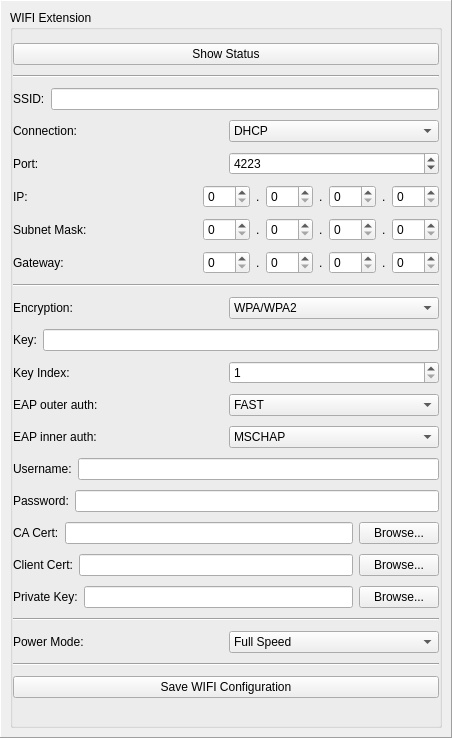
First picture: the form in src/brickv/plugin_system/plugins/master/ui/wifi.ui, repository Tinkerforge/brickv, before the edit.
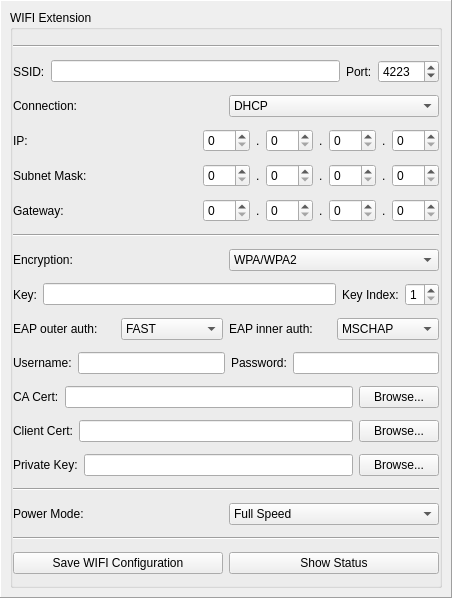
Second picture: the form after the edit.

Commit message: Add Ad Hoc and AP support to Master plugin

Diff of the .ui file:
```diff
--- a/src/brickv/plugin_system/plugins/master/ui/wifi.ui
+++ b/src/brickv/plugin_system/plugins/master/ui/wifi.ui
@@ -7,7 +7,7 @@
     <x>0</x>
     <y>0</y>
     <width>452</width>
-    <height>738</height>
+    <height>598</height>
    </rect>
   </property>
   <property name="windowTitle">
@@ -47,13 +47,6 @@
          <property name="bottomMargin">
           <number>0</number>
          </property>
-         <item>
-          <widget class="QPushButton" name="wifi_show_status">
-           <property name="text">
-            <string>Show Status</string>
-           </property>
-          </widget>
-         </item>
          <item>
           <widget class="Line" name="line_2">
            <property name="orientation">
@@ -77,37 +70,14 @@
              </property>
             </widget>
            </item>
-          </layout>
-         </item>
-         <item>
-          <layout class="QHBoxLayout" name="horizontalLayout_9">
-           <item>
-            <widget class="QLabel" name="label_7">
-             <property name="text">
-              <string>Connection:</string>
-             </property>
-            </widget>
-           </item>
-           <item>
-            <widget class="QComboBox" name="wifi_connection">
-             <item>
-              <property name="text">
-               <string>DHCP</string>
-              </property>
-             </item>
-             <item>
-              <property name="text">
-               <string>Static IP</string>
-              </property>
-             </item>
-            </widget>
-           </item>
-          </layout>
-         </item>
-         <item>
-          <layout class="QHBoxLayout" name="horizontalLayout">
            <item>
             <widget class="QLabel" name="wifi_port_label">
+             <property name="sizePolicy">
+              <sizepolicy hsizetype="Minimum" vsizetype="Preferred">
+               <horstretch>0</horstretch>
+               <verstretch>0</verstretch>
+              </sizepolicy>
+             </property>
              <property name="text">
               <string>Port:</string>
              </property>
@@ -125,6 +95,57 @@
            </item>
           </layout>
          </item>
+         <item>
+          <layout class="QHBoxLayout" name="horizontalLayout_9">
+           <item>
+            <widget class="QLabel" name="label_7">
+             <property name="sizePolicy">
+              <sizepolicy hsizetype="Minimum" vsizetype="Preferred">
+               <horstretch>0</horstretch>
+               <verstretch>0</verstretch>
+              </sizepolicy>
+             </property>
+             <property name="text">
+              <string>Connection:</string>
+             </property>
+            </widget>
+           </item>
+           <item>
+            <widget class="QComboBox" name="wifi_connection">
+             <item>
+              <property name="text">
+               <string>DHCP</string>
+              </property>
+             </item>
+             <item>
+              <property name="text">
+               <string>Static IP</string>
+              </property>
+             </item>
+             <item>
+              <property name="text">
+               <string>Access Point: DHCP</string>
+              </property>
+             </item>
+             <item>
+              <property name="text">
+               <string>Access Point: Static IP</string>
+              </property>
+             </item>
+             <item>
+              <property name="text">
+               <string>Ad Hoc: DHCP</string>
+              </property>
+             </item>
+             <item>
+              <property name="text">
+               <string>Ad Hoc: Static IP</string>
+              </property>
+             </item>
+            </widget>
+           </item>
+          </layout>
+         </item>
          <item>
           <layout class="QHBoxLayout" name="horizontalLayout_6">
            <item>
@@ -426,10 +447,6 @@
              </property>
             </widget>
            </item>
-          </layout>
-         </item>
-         <item>
-          <layout class="QHBoxLayout" name="wifi_key_index_layout">
            <item>
             <widget class="QLabel" name="wifi_key_index_label">
              <property name="text">
@@ -482,10 +499,6 @@
              </item>
             </widget>
            </item>
-          </layout>
-         </item>
-         <item>
-          <layout class="QHBoxLayout" name="wifi_eap_inner_auth_layout">
            <item>
             <widget class="QLabel" name="wifi_eap_inner_auth_label">
              <property name="text">
@@ -525,10 +538,6 @@
              </property>
             </widget>
            </item>
-          </layout>
-         </item>
-         <item>
-          <layout class="QHBoxLayout" name="horizontalLayout_8">
            <item>
             <widget class="QLabel" name="wifi_password_label">
              <property name="text">
@@ -648,11 +657,22 @@
           </widget>
          </item>
          <item>
-          <widget class="QPushButton" name="wifi_save">
-           <property name="text">
-            <string>Save WIFI Configuration</string>
-           </property>
-          </widget>
+          <layout class="QHBoxLayout" name="horizontalLayout">
+           <item>
+            <widget class="QPushButton" name="wifi_save">
+             <property name="text">
+              <string>Save WIFI Configuration</string>
+             </property>
+            </widget>
+           </item>
+           <item>
+            <widget class="QPushButton" name="wifi_show_status">
+             <property name="text">
+              <string>Show Status</string>
+             </property>
+            </widget>
+           </item>
+          </layout>
          </item>
         </layout>
        </widget>
```
The commit also changes 1 other file.
